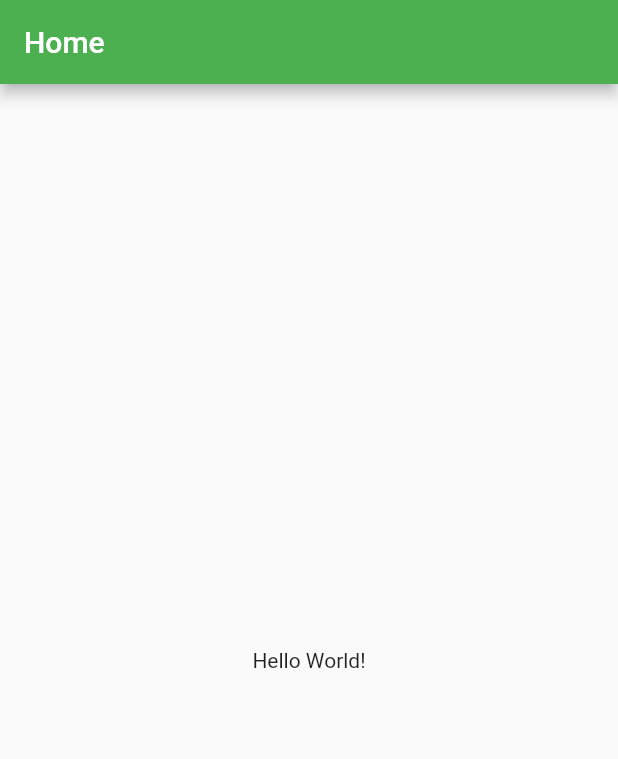
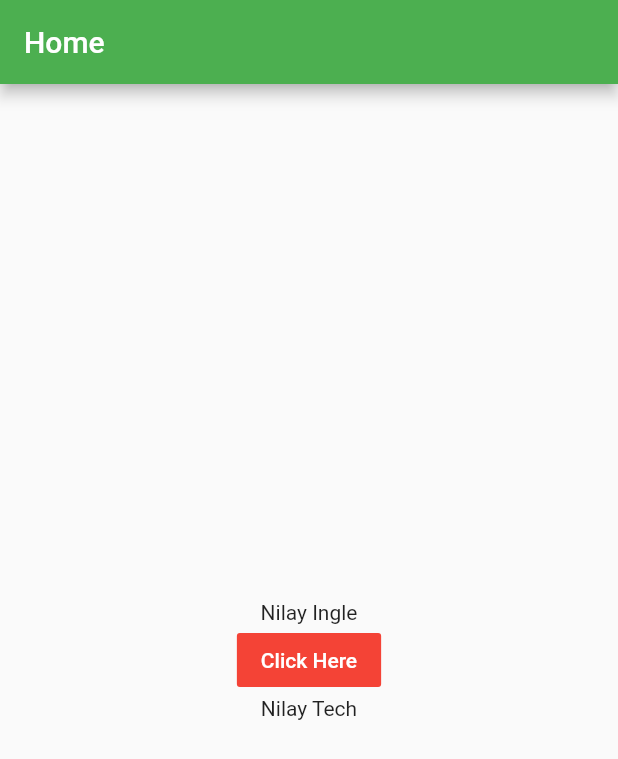
Before and after one commit to nilayingle/FlutterApp, a Flutter app: the screen it shows after launch, on a phone screen of 412 x 824 dp. Shown: the top 759 px of the screen. Run offline on Flutter 3.47's test engine with Material 2 defaults, Android fonts, the phone set to English and light mode, and no system bars.

Commit message:
Added Column

```diff
--- a/lib/main.dart
+++ b/lib/main.dart
@@ -21,7 +21,19 @@ class MyHome extends StatelessWidget {
         backgroundColor: Colors.green,
       ),
       body: Center(
-        child: Text('Hello World!'),
+        child: Column(
+          mainAxisAlignment: MainAxisAlignment.center,
+          children: <Widget>[
+            Text('Nilay Ingle'),
+            FlatButton(
+              child: Text('Click Here'),
+              onPressed: () => print('Button Pressed'),
+              color: Colors.red,
+              textColor: Colors.white,
+            ),
+            Text('Nilay Tech')
+          ],
+        ),
       ),
     );
   }
```
